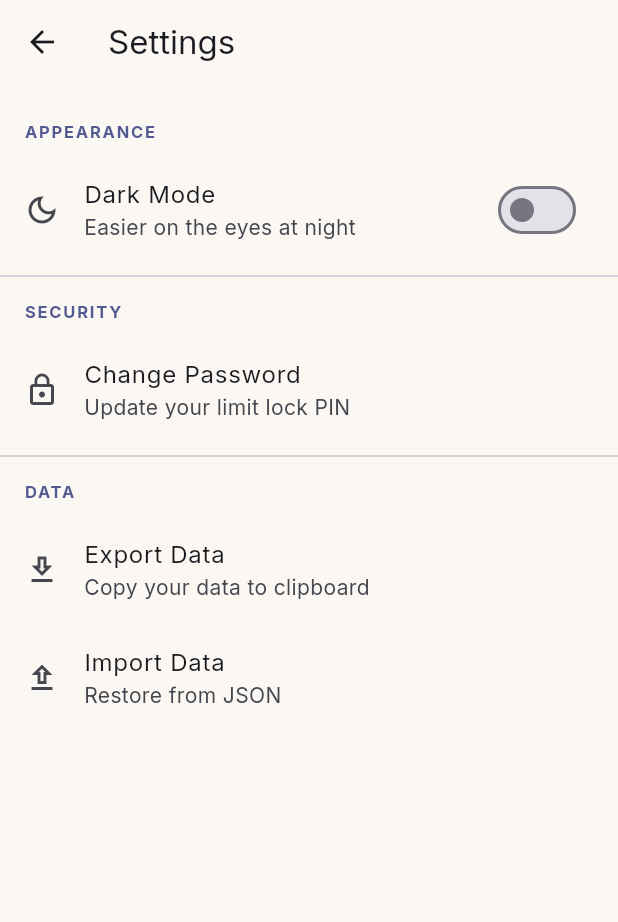
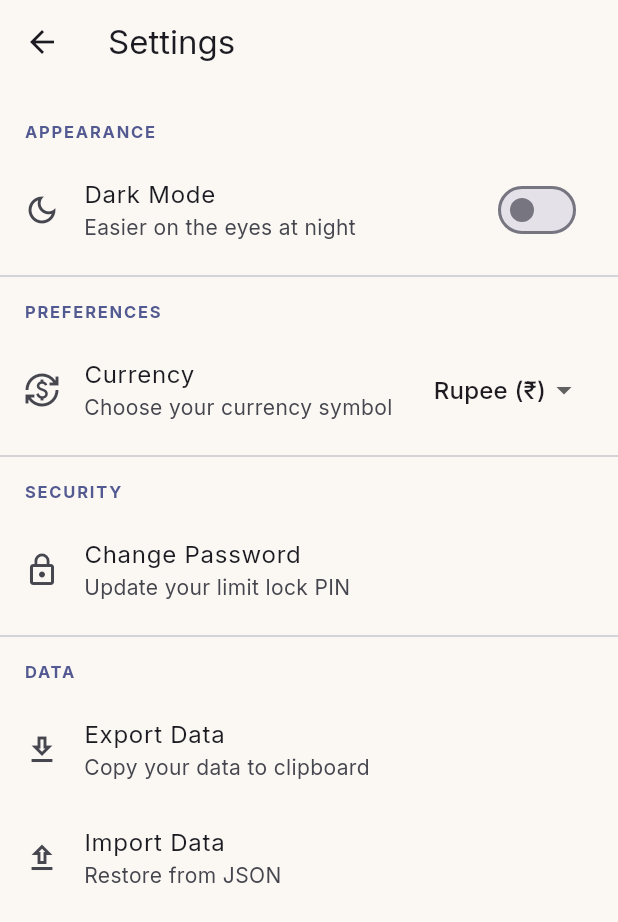
Before and after one commit to saurabh850/RupeeSave, a Flutter app: the SettingsScreen screen opened directly, on a phone screen of 412 x 824 dp. Shown: the top 922 px of the screen. Run offline on Flutter 3.47's test engine with Material 3 defaults, Android fonts, the phone set to English and light mode, and no system bars; our stand-ins replace file_picker, fl_chart, flutter_heatmap_calendar, google_fonts, shared_preferences, sqflite and 1 more; accounts and stored records are empty.

Commit message:
Fix: Mobile layout spacing, password focus, and added currency setting UI

```diff
--- a/lib/screens/dashboard.dart
+++ b/lib/screens/dashboard.dart
@@ -162,7 +162,7 @@ class _DashboardScreenState extends State<DashboardScreen> {
                     ),
                   ),
                 // Add bottom padding for scrolling
-                const SizedBox(height: 24),
+                const SizedBox(height: 48), // Increased padding
               ],
             ),
           ),
--- a/lib/screens/onboarding.dart
+++ b/lib/screens/onboarding.dart
@@ -89,7 +89,7 @@ class _OnboardingScreenState extends State<OnboardingScreen> {
                               : "Create a password to lock this limit. Changing it later will require this password.",
                           style: Theme.of(context).textTheme.bodyLarge,
                         ),
-                        const SizedBox(height: 32),
+                        const SizedBox(height: 48), // Increased spacing
 
                         // Form
                         Form(
@@ -208,6 +208,7 @@ class _OnboardingScreenState extends State<OnboardingScreen> {
             }
             return null;
           },
+          onFieldSubmitted: (_) => FocusScope.of(context).nextFocus(),
         ),
         const SizedBox(height: 16),
         TextFormField(
--- a/lib/screens/settings.dart
+++ b/lib/screens/settings.dart
@@ -30,6 +30,27 @@ class SettingsScreen extends StatelessWidget {
                 },
               );
             },
+          ),
+          const Divider(),
+          _buildSectionHeader(context, 'Preferences'),
+          ListTile(
+            leading: const Icon(Icons.currency_exchange),
+            title: const Text('Currency'),
+            subtitle: const Text('Choose your currency symbol'),
+            trailing: DropdownButton<String>(
+              value: 'INR', // TODO: Fetch from user service
+              underline: const SizedBox(),
+              items: const [
+                DropdownMenuItem(value: 'INR', child: Text('Rupee (₹)')),
+                DropdownMenuItem(value: 'EUR', child: Text('Euro (€)')),
+              ],
+              onChanged: (value) {
+                // TODO: Update user service
+                ScaffoldMessenger.of(context).showSnackBar(
+                  const SnackBar(content: Text('Currency update coming soon!')),
+                );
+              },
+            ),
           ),
           const Divider(),
           _buildSectionHeader(context, 'Security'),
```
